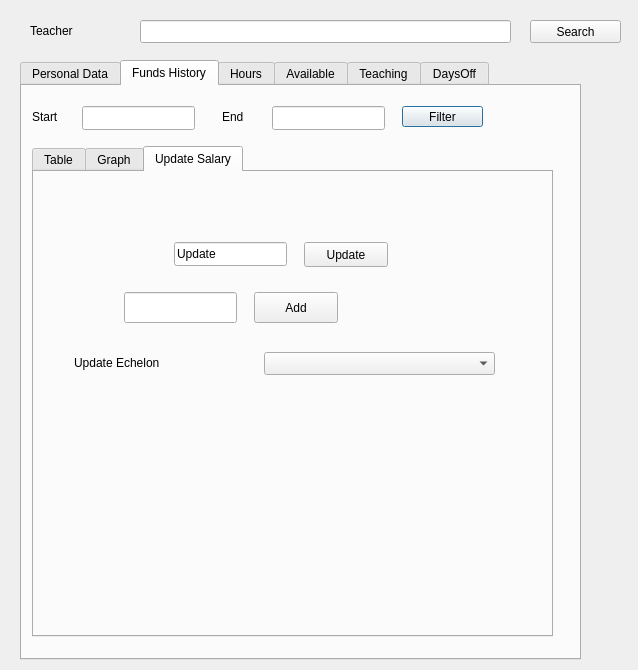
Before: the Qt Designer form viewteacherdialog.ui in MrRisoni/Gauss, drawn with Qt 5.
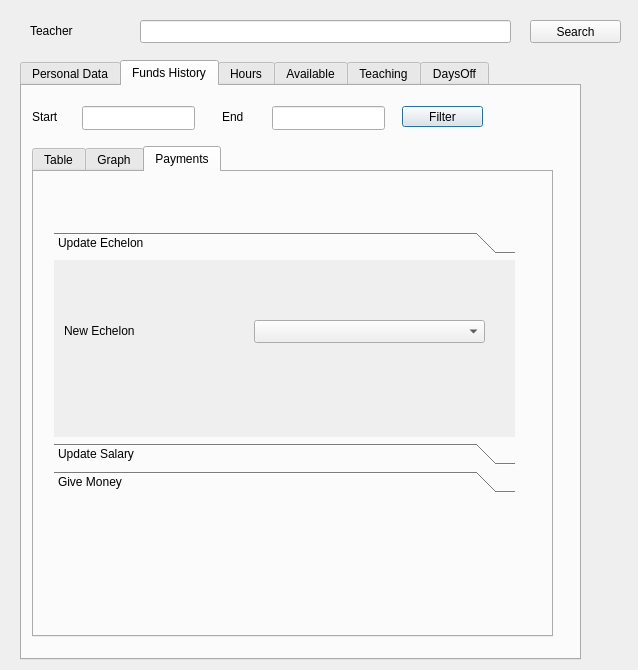
After: the same form once the commit is applied. The open tabs and pages were chosen to show the change.

What changed in the file:
```diff
--- a/viewteacherdialog.ui
+++ b/viewteacherdialog.ui
@@ -568,6 +568,9 @@
      <property name="currentIndex">
       <number>2</number>
      </property>
+     <property name="movable">
+      <bool>false</bool>
+     </property>
      <widget class="QWidget" name="tab_2">
       <attribute name="title">
        <string>Table</string>
@@ -613,13 +616,115 @@
      </widget>
      <widget class="QWidget" name="tab_7">
       <attribute name="title">
+       <string>Payments</string>
+      </attribute>
+      <widget class="QToolBox" name="toolBox">
+       <property name="geometry">
+        <rect>
+         <x>20</x>
+         <y>60</y>
+         <width>461</width>
+         <height>261</height>
+        </rect>
+       </property>
+       <property name="currentIndex">
+        <number>2</number>
+       </property>
+       <widget class="QWidget" name="page">
+        <property name="geometry">
+         <rect>
+          <x>0</x>
+          <y>0</y>
+          <width>461</width>
+          <height>154</height>
+         </rect>
+        </property>
+        <attribute name="label">
+         <string>Update Echelon</string>
+        </attribute>
+        <widget class="QComboBox" name="comboNewEchelon">
+         <property name="geometry">
+          <rect>
+           <x>200</x>
+           <y>60</y>
+           <width>231</width>
+           <height>23</height>
+          </rect>
+         </property>
+        </widget>
+        <widget class="QLabel" name="label_10">
+         <property name="geometry">
+          <rect>
+           <x>10</x>
+           <y>60</y>
+           <width>171</width>
+           <height>21</height>
+          </rect>
+         </property>
+         <property name="text">
+          <string>New Echelon</string>
+         </property>
+        </widget>
+       </widget>
+       <widget class="QWidget" name="page_2">
+        <property name="geometry">
+         <rect>
+          <x>0</x>
+          <y>0</y>
+          <width>100</width>
+          <height>30</height>
+         </rect>
+        </property>
+        <attribute name="label">
        <string>Update Salary</string>
       </attribute>
+        <widget class="QPushButton" name="pushUpdateSal">
+         <property name="geometry">
+          <rect>
+           <x>250</x>
+           <y>60</y>
+           <width>91</width>
+           <height>41</height>
+          </rect>
+         </property>
+         <property name="styleSheet">
+          <string notr="true"/>
+         </property>
+         <property name="text">
+          <string>Update</string>
+         </property>
+        </widget>
+        <widget class="QLineEdit" name="linenewSal">
+         <property name="geometry">
+          <rect>
+           <x>70</x>
+           <y>70</y>
+           <width>113</width>
+           <height>24</height>
+          </rect>
+         </property>
+         <property name="text">
+          <string>Update</string>
+         </property>
+        </widget>
+       </widget>
+       <widget class="QWidget" name="page_3">
+        <property name="geometry">
+         <rect>
+          <x>0</x>
+          <y>0</y>
+          <width>461</width>
+          <height>174</height>
+         </rect>
+        </property>
+        <attribute name="label">
+         <string>Give Money</string>
+        </attribute>
       <widget class="QLineEdit" name="linePoso">
        <property name="geometry">
         <rect>
-         <x>90</x>
-         <y>120</y>
+           <x>70</x>
+           <y>100</y>
          <width>113</width>
          <height>31</height>
         </rect>
@@ -628,8 +733,8 @@
       <widget class="QPushButton" name="pushAddAmount">
        <property name="geometry">
         <rect>
-         <x>220</x>
-         <y>120</y>
+           <x>200</x>
+           <y>100</y>
          <width>84</width>
          <height>31</height>
         </rect>
@@ -641,57 +746,30 @@
         <string>Add</string>
        </property>
       </widget>
-      <widget class="QLineEdit" name="linenewSal">
+        <widget class="QComboBox" name="comboSelectPayType">
        <property name="geometry">
         <rect>
-         <x>140</x>
-         <y>70</y>
-         <width>113</width>
-         <height>24</height>
-        </rect>
-       </property>
-       <property name="text">
-        <string>Update</string>
-       </property>
-      </widget>
-      <widget class="QPushButton" name="pushUpdateSal">
-       <property name="geometry">
-        <rect>
-         <x>270</x>
-         <y>70</y>
-         <width>84</width>
-         <height>25</height>
-        </rect>
-       </property>
-       <property name="styleSheet">
-        <string notr="true"/>
-       </property>
-       <property name="text">
-        <string>Update</string>
-       </property>
-      </widget>
-      <widget class="QLabel" name="label_10">
-       <property name="geometry">
-        <rect>
-         <x>40</x>
-         <y>180</y>
-         <width>171</width>
-         <height>21</height>
-        </rect>
-       </property>
-       <property name="text">
-        <string>Update Echelon</string>
-       </property>
-      </widget>
-      <widget class="QComboBox" name="comboNewEchelon">
-       <property name="geometry">
-        <rect>
-         <x>230</x>
-         <y>180</y>
-         <width>231</width>
+           <x>210</x>
+           <y>40</y>
+           <width>241</width>
          <height>23</height>
         </rect>
        </property>
+        </widget>
+        <widget class="QLabel" name="label_12">
+         <property name="geometry">
+          <rect>
+           <x>60</x>
+           <y>40</y>
+           <width>131</width>
+           <height>31</height>
+          </rect>
+         </property>
+         <property name="text">
+          <string>Select Pay Type</string>
+         </property>
+        </widget>
+       </widget>
       </widget>
      </widget>
     </widget>
```
Left out of the diff: 2 changed lines with no effect on the pictures. Lines whose indentation alone changed are shown as unchanged.
